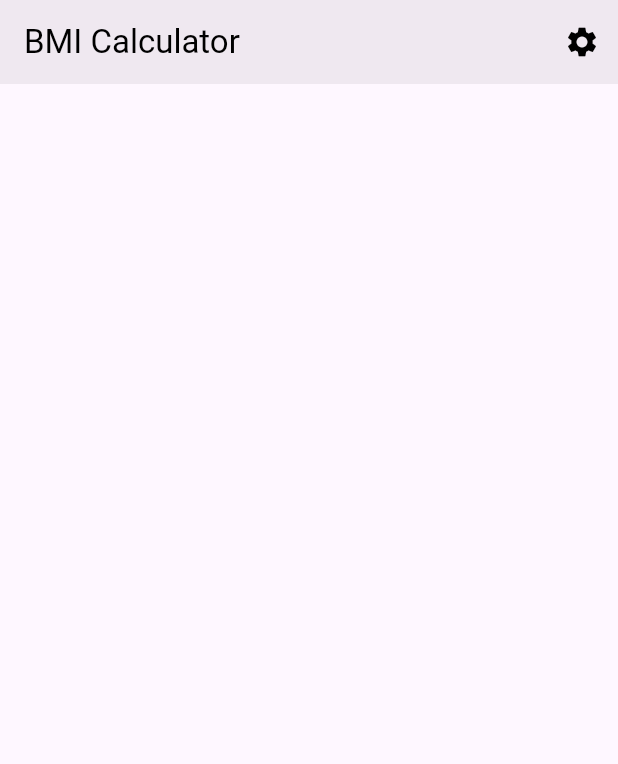
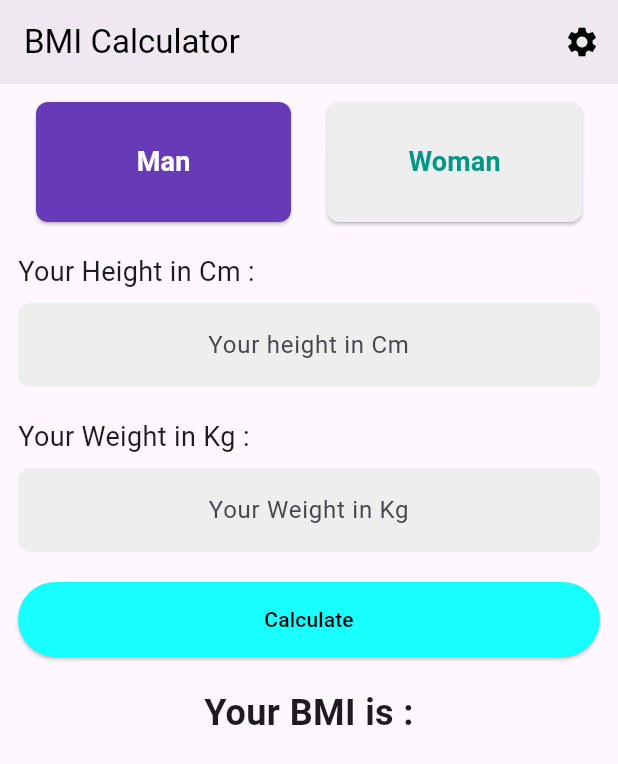
Before and after one commit to JakariaKhan-CSE/BMI-Calculator, a Flutter app: the screen it shows after launch, on a phone screen of 412 x 824 dp. Shown: the top 764 px of the screen. Run offline on Flutter 3.47's test engine with Material 3 defaults, Android fonts, the phone set to English and light mode, and no system bars.

Commit message:
calculate bmi logic complete.

```diff
--- a/lib/bmi_calculator.dart
+++ b/lib/bmi_calculator.dart
@@ -8,25 +8,109 @@ class BmiCalculator extends StatefulWidget {
 }
 
 class _BmiCalculatorState extends State<BmiCalculator> {
+  TextEditingController heightController = TextEditingController();
+  TextEditingController weightController = TextEditingController();
   int currentIndex = 0;
+  String result = '';
   @override
   Widget build(BuildContext context) {
     return Container(
       child: Scaffold(
         appBar: AppBar(
-        title: Text('BMI Calculator',style: TextStyle(
-        color: Colors.black
-      ),),
+          title: Text(
+            'BMI Calculator',
+            style: TextStyle(color: Colors.black),
+          ),
           elevation: 0.0,
           backgroundColor: Colors.black.withOpacity(0.06),
           actions: [
-          IconButton(onPressed: (){}, icon: Icon(Icons.settings, color: Colors.black,))
+            IconButton(
+                onPressed: () {},
+                icon: Icon(
+                  Icons.settings,
+                  color: Colors.black,
+                ))
           ],
         ),
         body: SingleChildScrollView(
-          child: Padding(padding: EdgeInsets.all(12),
+          child: Padding(
+            padding: EdgeInsets.all(12),
             child: Column(
+              mainAxisAlignment: MainAxisAlignment.start,
+              crossAxisAlignment: CrossAxisAlignment.start,
               children: [
+                Row(
+                  children: [
+                    radioButton('Man', Colors.deepPurple, 0),
+                    radioButton('Woman', Colors.teal, 1),
+                  ],
+                ),
+                SizedBox(height: 20,),
+
+                Text('Your Height in Cm : ',style: TextStyle(fontSize: 18),),
+                SizedBox(height: 8,),
+                TextField(
+                  controller: heightController,
+                  keyboardType: TextInputType.number,
+                  textAlign: TextAlign.center,
+                  decoration: InputDecoration(
+                    hintText: "Your height in Cm",
+                    filled: true,
+                    fillColor: Colors.grey.shade200, // when click textfield show this color
+                    border: OutlineInputBorder(
+                      borderRadius: BorderRadius.circular(8),
+                      borderSide: BorderSide.none
+                    )
+                  ),
+                ),
+                SizedBox(height: 20,),
+
+                Text('Your Weight in Kg : ',style: TextStyle(fontSize: 18),),
+                SizedBox(height: 8,),
+                TextField(
+                  controller: weightController,
+                  keyboardType: TextInputType.number,
+                  textAlign: TextAlign.center,
+                  decoration: InputDecoration(
+                      hintText: "Your Weight in Kg",
+                      filled: true,
+                      fillColor: Colors.grey.shade200, // when click textfield show this color
+                      border: OutlineInputBorder(
+                          borderRadius: BorderRadius.circular(8),
+                          borderSide: BorderSide.none
+                      )
+                  ),
+                ),
+
+                SizedBox(height: 20,),
+
+                Container(
+                    width: double.infinity,
+                    height: 50,
+                    child: ElevatedButton(
+                        style: ElevatedButton.styleFrom(
+                          backgroundColor: Colors.cyanAccent
+                        ),
+                        onPressed: (){}, child: Text('Calculate',style: TextStyle(color: Colors.black),))),
+
+                SizedBox(height: 20,),
+
+                Container(
+                  width: double.infinity,
+                  child: Text('Your BMI is : ',textAlign: TextAlign.center,style: TextStyle(
+                    fontSize: 24,
+                    fontWeight: FontWeight.bold
+                  ),),
+                ),
+
+                SizedBox(height: 50,),
+                Container(
+                  width: double.infinity,
+                  child: Text('',textAlign: TextAlign.center,style: TextStyle(
+                      fontSize: 40,
+                      fontWeight: FontWeight.bold
+                  ),),
+                ),
 
               ],
             ),
@@ -35,27 +119,39 @@ class _BmiCalculatorState extends State<BmiCalculator> {
       ),
     );
   }
-  void changeIndex(int index){
+
+  String calculateBmi(double height, double weight){
+    double result = weight / (height*height);
+    String bmi = result.toStringAsFixed(2); // very useful
+    return bmi;
+  }
+
+  void changeIndex(int index) {
     setState(() {
       currentIndex = index;
     });
   }
 
-  Widget radioButton(String value, Color color, int index ){
-    return Expanded(child: Container(
+  Widget radioButton(String value, Color color, int index) {
+    return Expanded(
+        child: Container(
+          height: 80,
       margin: EdgeInsets.symmetric(horizontal: 12),
       child: ElevatedButton(
           style: ElevatedButton.styleFrom(
-          backgroundColor: currentIndex == index ? color: Colors.grey.shade200,
+              backgroundColor:
+                  currentIndex == index ? color : Colors.grey.shade200,
               shape: RoundedRectangleBorder(
-            borderRadius: BorderRadius.circular(8)
-          )
-        ),
-          onPressed: (){
+                  borderRadius: BorderRadius.circular(8))),
+          onPressed: () {
             changeIndex(index);
-          }, child: Text(value,style: TextStyle(
-        color: currentIndex==index ? Colors.white : color
-      ),)),
+          },
+          child: Text(
+            value,
+            style:
+                TextStyle(color: currentIndex == index ? Colors.white : color,
+                fontSize: 18,fontWeight: FontWeight.bold),
+          )),
     ));
   }
 }
```
Lines whose indentation alone changed are shown as unchanged.
